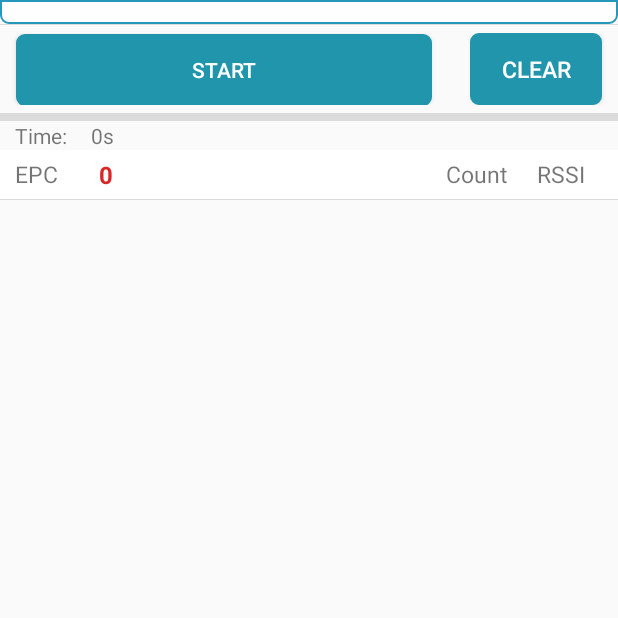
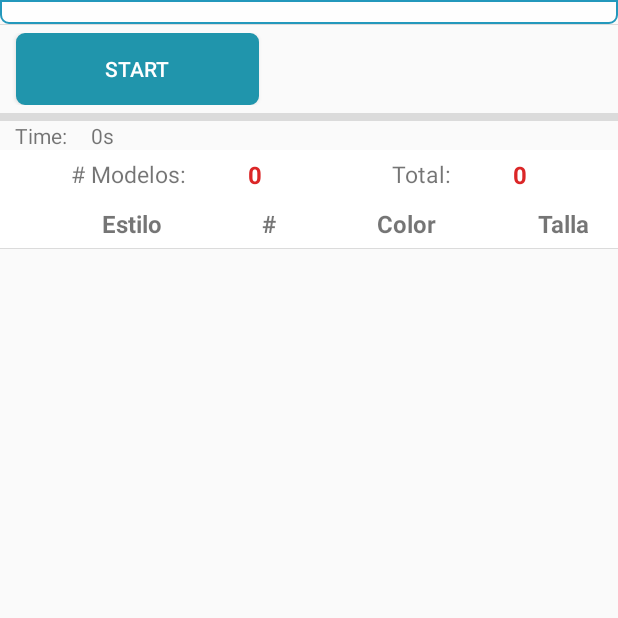
Before and after one commit to linkperu78/VisualStudio_examples, an Android app: the screen it shows after launch (UHFMainActivity), on a phone screen of 412 x 824 dp, the top half of it. Run offline under Robolectric (Android 15) with nearby library versions, the phone set to English and light mode, and no system bars; libraries missing offline, so code that uses them is left out: com.rscja.deviceapi, com.rscja.utility; pictures from the network do not load; 1 statement that could not run was skipped.

Commit message:
Version funcional, faltan detalles de visualizacion

```diff
--- a/App_version1/app/src/main/java/com/example/uhf/activity/UHFMainActivity.java
+++ b/App_version1/app/src/main/java/com/example/uhf/activity/UHFMainActivity.java
@@ -51,7 +51,8 @@ public class UHFMainActivity extends BaseTabFragmentActivity {
 
     static public ArrayList<String[]> data=new ArrayList<>();
     static public String[] header;
-
+    static public String file_name="";
+    static public String folder_path=Environment.getExternalStorageDirectory().getAbsolutePath();
 
 
     /**
--- a/App_version1/app/src/main/java/com/example/uhf/adapter/MyRvAdapter.java
+++ b/App_version1/app/src/main/java/com/example/uhf/adapter/MyRvAdapter.java
@@ -75,6 +75,7 @@ public class MyRvAdapter extends RecyclerView.Adapter<MyRvAdapter.ViewHolder>{
                     data_file = my_data_from_file.data;
                     UHFMainActivity.data = data_file;
                     UHFMainActivity.header =header_file;
+                    UHFMainActivity.file_name = "Archivo seleccionado:\n" + selectedFile.getName();
                     Toast.makeText(context, "INFORMACION SUBIDA", Toast.LENGTH_SHORT).show();
 
                 }
--- a/App_version1/app/src/main/java/com/example/uhf/fragment/SettingFragment.java
+++ b/App_version1/app/src/main/java/com/example/uhf/fragment/SettingFragment.java
@@ -74,12 +74,10 @@ public class SettingFragment extends KeyDwonFragment{
         mContext = (UHFMainActivity) getActivity();
         mContext.currentFragment = this;
         tv_data= getView().findViewById(R.id.read_file);
-        btn_clear=getView().findViewById(R.id.btn_clear);
         btn_reset=getView().findViewById(R.id.btn_reset);
         btn_select=getView().findViewById(R.id.btn_select);
         setting_rv=getView().findViewById(R.id.setting_rv);
         tv_folder_path=getView().findViewById(R.id.tv_nonFiles);
-
         my_actual_file_path=defaul_folder_path;
         folder_path_fixed=defaul_folder_path;
 
@@ -91,7 +89,7 @@ public class SettingFragment extends KeyDwonFragment{
                             data = result.getData();
                             my_actual_file_path = fix_path(data.getData().getPath());
                             folder_path_fixed = fix_folder_path(my_actual_file_path);
-                            Log.d(TAG, "onActivityResult: " + my_actual_file_path);
+                            UHFMainActivity.folder_path=folder_path_fixed;
 
                         }
                     }
@@ -106,28 +104,13 @@ public class SettingFragment extends KeyDwonFragment{
             }
         });
 
-        btn_reset.setOnClickListener(new View.OnClickListener() {
-            @Override
-            public void onClick(View v) {
-                String data_show = "";
-                for (int i = 0 ; i < data_list.size(); i++)
-                {   String[] temp = data_list.get(i);
-                    for(int j = 0; j < temp.length; j++){
-                        data_show += temp[j] + " ";
-                    }
-                    data_show+="\n";
-                }
-                tv_data.setText(data_show);
-            }
-        });
-
-
 
     }
 
     @Override
     public void onResume() {
         super.onResume();
+        folder_path_fixed = UHFMainActivity.folder_path;
         rv_adapter = new MyRvAdapter(getContext(),folder_path_fixed,SettingFragment.this);
         refresh_reciclerview(folder_path_fixed);
 
--- a/App_version1/app/src/main/java/com/example/uhf/fragment/UHFReadTagFragment.java
+++ b/App_version1/app/src/main/java/com/example/uhf/fragment/UHFReadTagFragment.java
@@ -3,6 +3,7 @@ package com.example.uhf.fragment;
 import android.content.Context;
 import android.graphics.Color;
 import android.os.Bundle;
+import android.os.Environment;
 import android.os.Handler;
 import android.os.Message;
 import android.text.TextUtils;
@@ -40,7 +41,6 @@ public class UHFReadTagFragment extends KeyDwonFragment {
 
 
     private List<String> tempDatas = new ArrayList<>();
-
     private ArrayList<HashMap<String, String>> tagList;
     private ArrayList<HashMap<String, String>> data_matched_hashmap;
     private ArrayList<String> EPC_numbers;
@@ -48,12 +48,14 @@ public class UHFReadTagFragment extends KeyDwonFragment {
     boolean buffer_stop = false;
 
     SimpleAdapter adapter;
-    Button BtClear;
+    TextView BtClear;
     TextView tvTime;
     TextView tv_count;
     TextView tv_total;
     Button BtInventory;
     ListView LvTags;
+
+
     private UHFMainActivity mContext;
     private HashMap<String, String> map;
 
@@ -63,7 +65,7 @@ public class UHFReadTagFragment extends KeyDwonFragment {
 
     private String[] estado_lector = {"Start","Stop","Clear"};
     private int estado_int;
-
+    private int total_items = 0;
 
     static ArrayList<String[]> data_from_file = new ArrayList<>();
     static String[] header_from_file;
@@ -71,7 +73,6 @@ public class UHFReadTagFragment extends KeyDwonFragment {
     static int pos_colorname = 2;
     static int pos_size = 3;
     static int pos_EPCnumber = -1;
-
 
     Handler handler = new Handler() {
         @Override
@@ -100,11 +101,12 @@ public class UHFReadTagFragment extends KeyDwonFragment {
         mContext.currentFragment=this;
         tagList = new ArrayList<HashMap<String, String>>();
         EPC_numbers = new ArrayList<String>();
-        BtClear = (Button) getView().findViewById(R.id.BtClear);
+        BtClear = (TextView) getView().findViewById(R.id.BtClear);
         tvTime = (TextView) getView().findViewById(R.id.tvTime);
         tvTime.setText("0s");
         tv_count = (TextView) getView().findViewById(R.id.tv_count);
         tv_total = (TextView) getView().findViewById(R.id.tv_total);
+        tv_total.setText(String.valueOf(total_items));
 
         BtInventory = (Button) getView().findViewById(R.id.BtInventory);
 
@@ -123,9 +125,9 @@ public class UHFReadTagFragment extends KeyDwonFragment {
 
         clearData();
         tv_count.setText(mContext.tagList.size()+"");
-        tv_total.setText(""+"");
         Log.i(TAG, "UHFReadTagFragment.EtCountOfTags=" + tv_count.getText());
          if(!UHFMainActivity.data.isEmpty()) {
+            BtClear.setText(UHFMainActivity.file_name);
             data_from_file = UHFMainActivity.data;
             header_from_file = UHFMainActivity.header;
             pos_EPCnumber = header_from_file.length-1;
@@ -156,12 +158,16 @@ public class UHFReadTagFragment extends KeyDwonFragment {
                 tagList.add(map);
                 EPC_numbers.add(epc);
                 tv_count.setText("" + adapter.getCount());
+                int total = Integer.parseInt((String) tv_total.getText());
+                tv_total.setText(String.valueOf(total+1));
 
             }else{
                 boolean index2 = EPC_numbers.contains(epc);
                 if(!index2){
                     EPC_numbers.add(epc);
                     int tagcount = Integer.parseInt(tagList.get(index).get("tagCount"), 10) + 1;
+                    int total = Integer.parseInt((String) tv_total.getText());
+                    tv_total.setText(String.valueOf(total+1));
                     map.put("tagCount", String.valueOf(tagcount));
                     tagList.set(index, map);
                 }
@@ -185,10 +191,9 @@ public class UHFReadTagFragment extends KeyDwonFragment {
     private void clearData() {
         tv_count.setText("0");
         tagList.clear();
+
         EPC_numbers.clear();
-        if(!data_from_file.isEmpty()){
-        data_matched_hashmap.clear();
-        }
+        tv_total.setText("0");
         adapter.notifyDataSetChanged();
     }
 
@@ -325,22 +330,29 @@ public class UHFReadTagFragment extends KeyDwonFragment {
             Toast.makeText(mContext, "No se encuentra una base de datos", Toast.LENGTH_SHORT).show();
             return;
         }
-        data_matched_hashmap = new ArrayList<>();
         for (int i = 0; i<tagList.size(); i++){
             String EPC_value = tagList.get(i).get("tagUii");
 
             Log.d(TAG, "SE ESTA LEYENDO EL EPC =  " + EPC_value);
+
+            map = new HashMap<String, String>();
+            map.put("tagUii", EPC_value);
+            map.put("tagCount",tagList.get(i).get("tagCount"));
+            map.put("tagRssi","??");
+            map.put("tagLen","??");
             for(int k=0; k<data_from_file.size(); k++){
                 String[] temp = data_from_file.get(k);
-
                 if(temp[pos_EPCnumber].equals(EPC_value)){
-                    map = new HashMap<String, String>();
+                    //map = new HashMap<String, String>();
                     map.put("tagUii", temp[pos_style]);
-                    map.put("tagCount",tagList.get(i).get("tagCount"));
+                    //map.put("tagCount",tagList.get(i).get("tagCount"));
                     map.put("tagRssi",temp[pos_size]);
-                    tagList.set(i,map);
+                    map.put("tagLen",temp[pos_colorname]);
+                    break;
                 }
             }
+
+            tagList.set(i,map);
         }
         LvTags.setAdapter(adapter);
         adapter.notifyDataSetChanged();
--- a/App_version1/app/src/main/res/layout/listtag_items.xml
+++ b/App_version1/app/src/main/res/layout/listtag_items.xml
@@ -10,7 +10,18 @@
         android:id="@+id/TvTagUii"
         android:layout_width="0dip"
         android:layout_height="wrap_content"
-        android:layout_weight="4"
+        android:gravity="center"
+        android:layout_weight="6"
+        android:paddingTop="3dp"
+        android:paddingBottom="2dp" />
+
+
+    <TextView
+        android:id="@+id/TvTagCount"
+        android:layout_width="0dip"
+        android:layout_height="wrap_content"
+        android:gravity="center"
+        android:layout_weight="1"
         android:paddingTop="3dp"
         android:paddingBottom="2dp" />
 
@@ -18,10 +29,14 @@
         android:id="@+id/TvTagLen"
         android:layout_width="0dip"
         android:layout_height="wrap_content"
-        android:layout_weight="1" android:visibility="gone" />
+        android:gravity="center"
+        android:layout_weight="6"
+        android:paddingTop="3dp"
+        android:paddingBottom="2dp" />
+
 
     <TextView
-        android:id="@+id/TvTagCount"
+        android:id="@+id/TvTagRssi"
         android:layout_width="0dip"
         android:layout_height="wrap_content"
         android:gravity="center"
@@ -29,12 +44,4 @@
         android:paddingTop="3dp"
         android:paddingBottom="2dp" />
 
-    <TextView
-        android:id="@+id/TvTagRssi"
-        android:layout_width="0dip"
-        android:layout_height="wrap_content"
-        android:layout_weight="2"
-        android:paddingTop="3dp"
-        android:paddingBottom="2dp" />
-
 </LinearLayout>
--- a/App_version1/app/src/main/res/layout/setting_fragment.xml
+++ b/App_version1/app/src/main/res/layout/setting_fragment.xml
@@ -25,17 +25,10 @@
             android:layout_height="wrap_content"
             android:backgroundTint="@color/black"
             android:textSize="20dp"
-            android:text="Reset"
+            android:text="Update"
             android:textColor="@color/white" />
 
-        <Button
-            android:id="@+id/btn_clear"
-            android:layout_width="120dp"
-            android:layout_height="wrap_content"
-            android:backgroundTint="@color/black"
-            android:textSize="20dp"
-            android:text="Clear"
-            android:textColor="@color/white" />
+
 
     </LinearLayout>
 
--- a/App_version1/app/src/main/res/layout/uhf_readtag_fragment.xml
+++ b/App_version1/app/src/main/res/layout/uhf_readtag_fragment.xml
@@ -1,5 +1,6 @@
 <?xml version="1.0" encoding="utf-8"?>
 <LinearLayout xmlns:android="http://schemas.android.com/apk/res/android"
+    xmlns:tools="http://schemas.android.com/tools"
     android:layout_width="fill_parent"
     android:layout_height="fill_parent"
     android:orientation="vertical">
@@ -38,51 +39,19 @@
             android:text="@string/btInventory"
             android:textColor="@color/white" />
 
-        <Button
+        <TextView
             android:id="@+id/BtClear"
-            android:layout_width="wrap_content"
-            android:layout_height="wrap_content"
+            android:layout_width="0dp"
+            android:layout_height="match_parent"
             android:layout_marginLeft="20dp"
             android:layout_marginRight="5dp"
-            android:background="@drawable/button_bg"
-            android:text="@string/btClear"
-            android:textColor="@color/white"
-            android:textSize="15sp" />
+            android:layout_weight="1.25"
+            android:text=""
+            android:textStyle="bold"
+            android:textColor="@color/black"
+            android:textSize="15sp"
+            tools:ignore="RtlHardcoded" />
     </LinearLayout>
-
-    <!--
-    <LinearLayout
-        android:id="@+id/layout0"
-        android:layout_width="fill_parent"
-        android:layout_height="wrap_content"
-        android:padding="5dp" >
-
-        <TextView
-            android:layout_width="wrap_content"
-            android:layout_height="wrap_content"
-            android:text="@string/tvCountOfTags"
-            android:textSize="14sp" />
-
-        <TextView
-            android:id="@+id/tv_count"
-            android:layout_width="0dp"
-            android:layout_weight="1"
-            android:layout_height="wrap_content"
-            android:text="0"
-            android:textSize="15sp"
-            android:textStyle="bold" />
-
-        <Button
-            android:id="@+id/BtClear"
-            android:layout_width="wrap_content"
-            android:layout_height="wrap_content"
-            android:text="@string/btClear"
-            android:textColor="@color/white"
-            android:textSize="15sp"
-            android:background="@drawable/button_bg"
-            android:layout_marginRight="5dp" />
-    </LinearLayout>
-    -->
 
     <View
         android:layout_width="match_parent"
@@ -120,7 +89,68 @@
 
     <LinearLayout
         android:id="@+id/layout4"
-        android:layout_width="fill_parent"
+        android:layout_width="match_parent"
+        android:layout_height="wrap_content"
+        android:background="@color/white"
+        android:gravity="center_vertical"
+        android:orientation="vertical">
+
+        <LinearLayout
+            android:id="@+id/layout5"
+            android:layout_width="match_parent"
+            android:layout_height="wrap_content"
+            android:background="@color/white"
+            android:gravity="center_vertical"
+            android:orientation="horizontal"
+            android:paddingBottom="5dp"
+            android:paddingLeft="10dp"
+            android:paddingRight="10dp"
+            android:paddingTop="5dp">
+            <TextView
+                android:layout_width="wrap_content"
+                android:layout_height="match_parent"
+                android:layout_gravity="center"
+                android:layout_weight="3"
+                android:gravity="center"
+                android:text="# Modelos: "
+                android:textSize="15sp" />
+            <TextView
+                android:id="@+id/tv_count"
+                android:layout_width="wrap_content"
+                android:layout_height="match_parent"
+                android:layout_weight="2"
+                android:layout_gravity="center"
+                android:gravity="left"
+                android:text="0"
+                android:textColor="@color/red1"
+                android:textSize="16sp"
+                android:textStyle="bold" />
+            <TextView
+                android:layout_width="wrap_content"
+                android:layout_height="match_parent"
+                android:layout_gravity="center"
+                android:layout_weight="3"
+                android:gravity="center"
+                android:text="Total: "
+                android:textSize="15sp" />
+            <TextView
+                android:id="@+id/tv_total"
+                android:layout_width="wrap_content"
+                android:layout_height="match_parent"
+                android:layout_weight="2"
+                android:layout_gravity="center"
+                android:gravity="left"
+                android:text="0"
+                android:textColor="@color/red1"
+                android:textSize="16sp"
+                android:textStyle="bold" />
+
+        </LinearLayout>
+
+
+        <LinearLayout
+            android:id="@+id/layout6"
+            android:layout_width="match_parent"
             android:layout_height="wrap_content"
             android:background="@color/white"
             android:gravity="center_vertical"
@@ -130,55 +160,43 @@
             android:paddingRight="10dp"
             android:paddingTop="5dp">
 
-        <TextView
-            android:layout_width="0dip"
-            android:layout_height="wrap_content"
-            android:layout_weight="1"
-            android:text="@string/tvTagUii"
-            android:textSize="15sp" />
 
             <TextView
-            android:id="@+id/tv_count"
                 android:layout_width="0dp"
-            android:layout_height="wrap_content"
-            android:layout_weight="2"
-            android:text="0"
-            android:textColor="@color/red1"
+                android:layout_height="match_parent"
+                android:gravity="center"
+                android:layout_weight="6"
+                android:text="Estilo"
                 android:textSize="16sp"
                 android:textStyle="bold" />
 
             <TextView
-            android:id="@+id/tv_total"
                 android:layout_width="0dp"
-            android:layout_height="wrap_content"
-            android:layout_weight="2"
-            android:text="0"
-            android:textColor="@color/red1"
+                android:layout_height="match_parent"
+                android:gravity="center"
+                android:layout_weight="1"
+                android:text="#"
                 android:textSize="16sp"
                 android:textStyle="bold" />
 
             <TextView
                 android:layout_width="0dip"
-            android:layout_height="wrap_content"
-            android:layout_weight="1"
-            android:text="@string/tvTagLen"
-            android:visibility="gone" />
+                android:layout_height="match_parent"
+                android:gravity="center"
+                android:layout_weight="6"
+                android:text="Color"
+                android:textSize="16sp"
+                android:textStyle="bold" />
 
             <TextView
                 android:layout_width="0dip"
-            android:layout_height="wrap_content"
-            android:layout_weight="1"
+                android:layout_height="match_parent"
                 android:gravity="center"
-            android:text="@string/tvTagCount"
-            android:textSize="15sp" />
-
-        <TextView
-            android:layout_width="0dip"
-            android:layout_height="wrap_content"
-            android:layout_weight="1"
-            android:gravity="center"
-            android:text="RSSI"
-            android:textSize="15sp" />
+                android:layout_weight="2"
+                android:text="Talla"
+                android:textSize="16sp"
+                android:textStyle="bold" />
+        </LinearLayout>
     </LinearLayout>
 
     <View
```
Also changed, not shown: 39 other files. Lines whose indentation alone changed are shown as unchanged.
